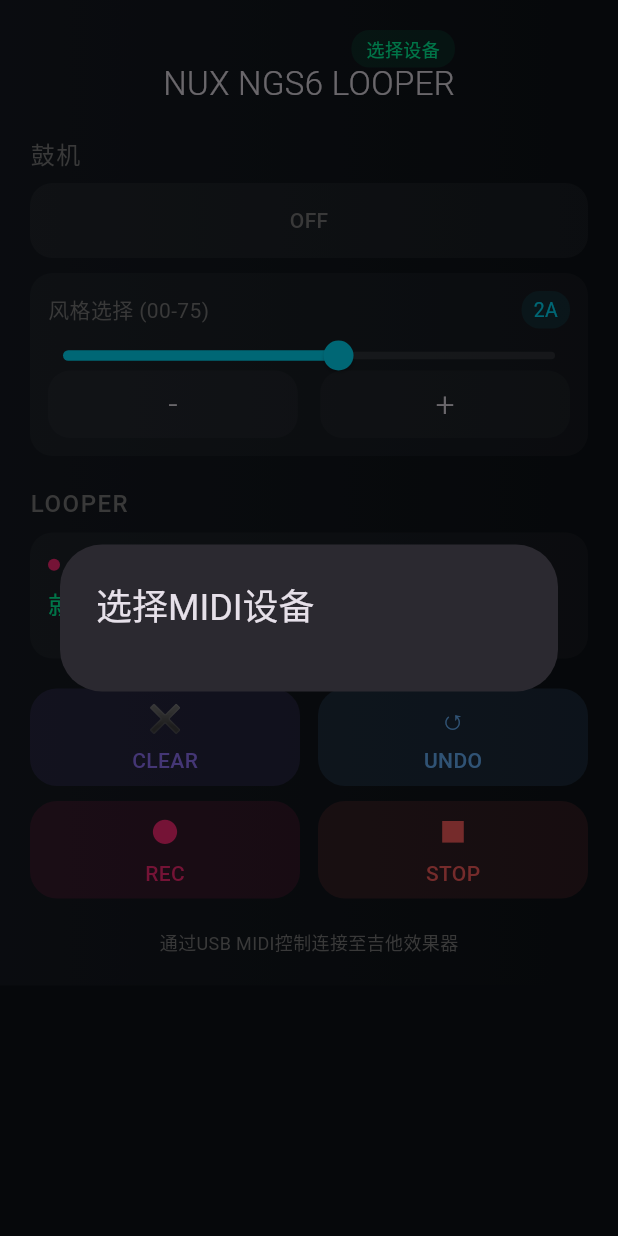
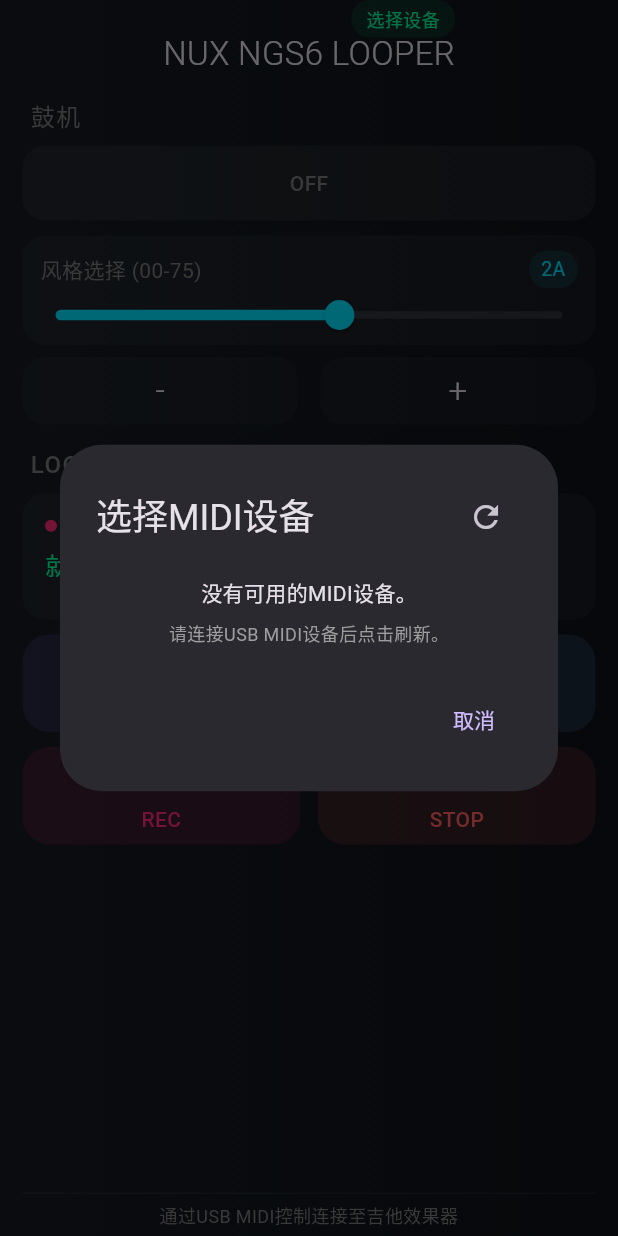
Before and after one commit to stefwoo/nux-ngs6-looper, a Flutter app: the screen it shows after launch, after a tap on "选择设备", on a phone screen of 412 x 824 dp. Run offline on Flutter 3.47's test engine with Material 3 defaults, Android fonts, the phone set to English and light mode, and no system bars.

Commit message:
重构MIDI控制器，增强USB设备管理功能，添加设备权限请求和状态显示，优化UI组件，提升用户体验。修复了usb的问题。

```diff
--- a/lib/constants/app_colors.dart
+++ b/lib/constants/app_colors.dart
@@ -11,4 +11,16 @@
   static const accentRed = Color(0xFFff5e5e);
   static const accentPurple = Color(0xFF9575ff);
   static const accentBlue = Color(0xFF69b5ff);
+  static const drumButtonBg = Color.fromRGBO(255, 255, 255, 0.05);
+  static const drumButtonActiveBg = Color.fromRGBO(0, 255, 157, 0.15);
+  static const sliderBg = Color.fromRGBO(255, 255, 255, 0.1);
+  static const styleButtonBg = Color.fromRGBO(255, 255, 255, 0.03);
+  static const statusContainerBg = Color.fromRGBO(255, 255, 255, 0.04);
+  static const controlButtonBg = Color.fromRGBO(255, 255, 255, 0.05);
+  static const recButtonBg = Color.fromRGBO(255, 41, 117, 0.15);
+  static const stopButtonBg = Color.fromRGBO(255, 94, 94, 0.15);
+  static const clearButtonBg = Color.fromRGBO(149, 117, 255, 0.15);
+  static const undoButtonBg = Color.fromRGBO(105, 181, 255, 0.15);
+  static const timeProgressBg = Color.fromRGBO(255, 255, 255, 0.1);
+  static const footerBorder = Color.fromRGBO(255, 255, 255, 0.05);
 }
--- a/lib/main.dart
+++ b/lib/main.dart
@@ -5,6 +5,8 @@
 import 'widgets/drum_controls.dart';
 import 'widgets/looper_status.dart';
 import 'widgets/looper_controls.dart';
+import 'widgets/main_content.dart';
+import 'widgets/midi_status_widget.dart';
 
 void main() => runApp(const MidiControllerApp());
 
@@ -13,7 +15,9 @@
   @override
   Widget build(BuildContext context) => MaterialApp(
     title: 'NUX NGS6 LOOPER',
-        theme: ThemeData.dark().copyWith(scaffoldBackgroundColor: AppColors.background),
+    theme: ThemeData.dark().copyWith(
+      scaffoldBackgroundColor: AppColors.background,
+    ),
     home: const MidiControllerPage(),
   );
 }
@@ -28,6 +32,7 @@
   final MidiService _midiService = MidiService();
   List<MidiDevice> devices = [];
   int? selectedDeviceId;
+  String? selectedDeviceName; // 新增：用于显示选中的设备名称
   bool drumOn = false;
   int drumStyle = 42;
   String looperStatus = '就绪';
@@ -36,106 +41,104 @@
   @override
   void initState() {
     super.initState();
-    _loadDevices();
-    _midiService.setDeviceListListener((d) => setState(() => devices = d));
+    _loadDevices(); // 首次加载设备
+    _midiService.setDeviceListListener((d) {
+      setState(() {
+        devices = d;
+        debugPrint('Device list updated via listener: ${devices.length}');
+        for (var device in devices) {
+          debugPrint('Updated Device: ${device.deviceName}, ID: ${device.deviceId}, HasPermission: ${device.hasPermission}');
+        }
+        _autoSelectDevice(); // 设备列表更新时也尝试自动选择
+      });
+    });
   }
 
   Future<void> _loadDevices() async {
     try {
-      devices = await _midiService.getUsbDevices();
-      setState(() {});
+      // 首次加载时，先获取设备列表，此时可能尚未获得权限
+      final initialDevices = await _midiService.getUsbDevices();
+      debugPrint('Initial loaded devices: ${initialDevices.length}');
+      for (var d in initialDevices) {
+        debugPrint('Initial Device: ${d.deviceName}, ID: ${d.deviceId}, HasPermission: ${d.hasPermission}');
+      }
+      setState(() {
+        devices = initialDevices;
+        _autoSelectDevice(); // 尝试自动选择设备
+      });
     } catch (e) {
-      debugPrint('Error: $e');
+      debugPrint('Error loading devices: $e');
+    }
+  }
+
+  // 提取自动选择设备的逻辑
+  void _autoSelectDevice() {
+    if (selectedDeviceId == null && devices.isNotEmpty) {
+      final firstPermittedDevice = devices.firstWhere(
+        (device) => device.hasPermission,
+        orElse: () => devices.first,
+      );
+      selectedDeviceId = firstPermittedDevice.deviceId;
+      selectedDeviceName = firstPermittedDevice.deviceName;
+      debugPrint('Auto-selected device: ${selectedDeviceName} (ID: ${selectedDeviceId})');
     }
   }
 
   Future<void> _sendMidi(String msg) async {
-    if (selectedDeviceId == null) return;
+    if (selectedDeviceId == null) {
+      // 如果没有选择设备，显示提示
+      ScaffoldMessenger.of(context).showSnackBar(
+        const SnackBar(content: Text('请先选择MIDI设备')),
+      );
+      return;
+    }
     try {
       await _midiService.sendMidiMessage(selectedDeviceId!, msg);
     } catch (e) {
       debugPrint('Error: $e');
+      ScaffoldMessenger.of(context).showSnackBar(
+        SnackBar(content: Text('发送MIDI消息失败: $e')),
+      );
     }
   }
-
-  void _showDeviceDialog() => showDialog(
-        context: context,
-        builder: (c) => AlertDialog(
-          title: const Text('选择MIDI设备'),
-          content: SizedBox(
-            width: 300,
-            child: ListView.builder(
-              shrinkWrap: true,
-              itemCount: devices.length,
-              itemBuilder: (c, i) => ListTile(
-                title: Text(devices[i].deviceName),
-                subtitle: Text('VID: ${devices[i].vendorId} PID: ${devices[i].productId}'),
-                onTap: () {
-                  setState(() => selectedDeviceId = devices[i].deviceId);
-                  Navigator.pop(context); // 添加这行来关闭对话框
-                },
-              ),
-            ),
-          ),
-        ),
-      );
 
   @override
   Widget build(BuildContext context) => Scaffold(
     body: SafeArea(
       child: Container(
         decoration: BoxDecoration(
-              gradient: LinearGradient(colors: [AppColors.containerBg, AppColors.background]),
+          gradient: LinearGradient(
+            colors: [AppColors.containerBg, AppColors.background],
           ),
-            child: SingleChildScrollView(
-              padding: const EdgeInsets.all(20),
+        ),
         child: Column(
           children: [
-                  Stack(
-                    alignment: Alignment.topCenter, // 调整为顶部居中对齐
-                    children: [
-                      Positioned(
-                        top: 0, // 放置在顶部
-                        right: 0, // 放置在右侧
-                        child: GestureDetector(
-                          onTap: _showDeviceDialog,
-                          child: Container(
-                            padding: const EdgeInsets.symmetric(horizontal: 10, vertical: 4),
-                            decoration: BoxDecoration(
-                              color: AppColors.accentGreen.withOpacity(0.1),
-                              borderRadius: BorderRadius.circular(12),
+            MidiStatusWidget(
+              selectedDeviceName: selectedDeviceName,
+              devices: devices,
+              midiService: _midiService,
+              onDeviceSelected: (device) {
+                setState(() {
+                  selectedDeviceId = device.deviceId;
+                  selectedDeviceName = device.deviceName;
+                });
+              },
+              onRefreshDevices: _loadDevices,
             ),
-                            child: Text(
-                              selectedDeviceId != null ? 'MIDI已连接' : '选择设备',
-                              style: const TextStyle(fontSize: 12, color: AppColors.accentGreen),
-                            ),
-                          ),
-                        ),
-                      ),
-                      const Padding( // 给标题添加顶部填充，避免与MIDI状态重叠
-                        padding: EdgeInsets.only(top: 20.0), // 调整此值以获得最佳视觉效果
-                        child: Text('NUX NGS6 LOOPER',
-                            style: TextStyle(fontSize: 22, fontWeight: FontWeight.w300)),
-                      ),
-                    ],
-                  ),
-                  const SizedBox(height: 20),
-                  DrumControls(
-                    isOn: drumOn,
-                    styleValue: drumStyle,
-                    onToggle: (v) {
+            Expanded(
+              child: MainContent(
+                drumOn: drumOn,
+                drumStyle: drumStyle,
+                looperStatus: looperStatus,
+                looperProgress: looperProgress,
+                onDrumToggle: (v) {
                   setState(() => drumOn = v);
                   _sendMidi(v ? '90 3C 7F' : '80 3C 7F');
                 },
-                    onStyleChange: (v) {
+                onDrumStyleChange: (v) {
                   setState(() => drumStyle = v);
                   _sendMidi('90 3D ${v.toRadixString(16)}');
                 },
-                  ),
-                  const SizedBox(height: 20),
-                  LooperStatus(status: looperStatus, progress: looperProgress),
-                  const SizedBox(height: 20),
-                  LooperControls(
                 onClear: () {
                   setState(() {
                     looperStatus = '已清除循环';
@@ -165,15 +168,10 @@
                   _sendMidi('90 41 7F');
                 },
               ),
-                  const SizedBox(height: 20),
-                  const Text(
-                    '通过USB MIDI控制连接至吉他效果器',
-                    style: TextStyle(fontSize: 12, color: AppColors.secondaryText),
             ),
           ],
         ),
       ),
     ),
-        ),
   );
 }
--- a/lib/widgets/drum_controls.dart
+++ b/lib/widgets/drum_controls.dart
@@ -20,13 +20,16 @@
     return Column(
       crossAxisAlignment: CrossAxisAlignment.start,
       children: [
-        const Text(
+        const Padding(
+          padding: EdgeInsets.only(left: 5),
+          child: Text(
             '鼓机',
             style: TextStyle(
               fontSize: 16,
               fontWeight: FontWeight.w500,
               color: AppColors.secondaryText,
               letterSpacing: 1,
+            ),
           ),
         ),
         const SizedBox(height: 8),
@@ -38,9 +41,7 @@
                 child: Container(
                   height: 50,
                   decoration: BoxDecoration(
-                    color: isOn
-                        ? AppColors.accentGreen.withOpacity(0.15)
-                        : Colors.white.withOpacity(0.05),
+                    color: isOn ? AppColors.drumButtonActiveBg : AppColors.drumButtonBg,
                     borderRadius: BorderRadius.circular(15),
                   ),
                   child: Center(
@@ -61,10 +62,10 @@
         const SizedBox(height: 10),
         Container(
           decoration: BoxDecoration(
-            color: Colors.white.withOpacity(0.04),
+            color: AppColors.statusContainerBg,
             borderRadius: BorderRadius.circular(15),
           ),
-          padding: const EdgeInsets.all(12),
+          padding: const EdgeInsets.symmetric(horizontal: 12, vertical: 10),
           child: Column(
             children: [
               Row(
@@ -99,10 +100,14 @@
                   min: 0,
                   max: 75,
                   activeColor: AppColors.accentCyan,
-                  inactiveColor: Colors.white.withOpacity(0.1),
+                  inactiveColor: AppColors.sliderBg,
                   onChanged: (value) => onStyleChange(value.round()),
                 ),
               ),
+            ],
+          ),
+        ),
+        const SizedBox(height: 8),
         Row(
           children: [
             Expanded(
@@ -111,7 +116,7 @@
                 child: Container(
                   height: 45,
                   decoration: BoxDecoration(
-                          color: Colors.white.withOpacity(0.03),
+                    color: AppColors.styleButtonBg,
                     borderRadius: BorderRadius.circular(15),
                   ),
                   child: const Center(
@@ -130,7 +135,7 @@
                 child: Container(
                   height: 45,
                   decoration: BoxDecoration(
-                          color: Colors.white.withOpacity(0.03),
+                    color: AppColors.styleButtonBg,
                     borderRadius: BorderRadius.circular(15),
                   ),
                   child: const Center(
@@ -145,9 +150,6 @@
           ],
         ),
       ],
-          ),
-        ),
-      ],
     );
   }
 }
--- a/lib/widgets/looper_controls.dart
+++ b/lib/widgets/looper_controls.dart
@@ -25,7 +25,8 @@
               child: _buildControlButton(
                 icon: '✖',
                 text: 'CLEAR',
-                color: AppColors.accentPurple,
+                bgColor: AppColors.clearButtonBg,
+                iconColor: AppColors.accentPurple,
                 onTap: onClear,
               ),
             ),
@@ -34,7 +35,8 @@
               child: _buildControlButton(
                 icon: '↺',
                 text: 'UNDO',
-                color: AppColors.accentBlue,
+                bgColor: AppColors.undoButtonBg,
+                iconColor: AppColors.accentBlue,
                 onTap: onUndo,
               ),
             ),
@@ -47,7 +49,8 @@
               child: _buildControlButton(
                 icon: '●',
                 text: 'REC',
-                color: AppColors.accentPink,
+                bgColor: AppColors.recButtonBg,
+                iconColor: AppColors.accentPink,
                 onTap: onRec,
               ),
             ),
@@ -56,7 +59,8 @@
               child: _buildControlButton(
                 icon: '■',
                 text: 'STOP',
-                color: AppColors.accentRed,
+                bgColor: AppColors.stopButtonBg,
+                iconColor: AppColors.accentRed,
                 onTap: onStop,
               ),
             ),
@@ -69,15 +73,16 @@
   Widget _buildControlButton({
     required String icon,
     required String text,
-    required Color color,
+    required Color bgColor,
+    required Color iconColor,
     required VoidCallback onTap,
   }) {
     return GestureDetector(
       onTap: onTap,
       child: Container(
-        height: 65,
+        constraints: const BoxConstraints(minHeight: 65),
         decoration: BoxDecoration(
-          color: color.withOpacity(0.15),
+          color: bgColor,
           borderRadius: BorderRadius.circular(18),
         ),
         child: Column(
@@ -87,7 +92,7 @@
               icon,
               style: TextStyle(
                 fontSize: 18,
-                color: color,
+                color: iconColor,
               ),
             ),
             const SizedBox(height: 5),
@@ -96,7 +101,7 @@
               style: TextStyle(
                 fontSize: 14,
                 fontWeight: FontWeight.w500,
-                color: color,
+                color: iconColor,
               ),
             ),
           ],
--- a/lib/widgets/looper_status.dart
+++ b/lib/widgets/looper_status.dart
@@ -16,7 +16,9 @@
     return Column(
       crossAxisAlignment: CrossAxisAlignment.start,
       children: [
-        const Text(
+        const Padding(
+          padding: EdgeInsets.only(left: 5),
+          child: Text(
             'LOOPER',
             style: TextStyle(
               fontSize: 16,
@@ -25,15 +27,18 @@
               letterSpacing: 1,
             ),
           ),
+        ),
         const SizedBox(height: 8),
         Container(
           decoration: BoxDecoration(
-            color: Colors.white.withOpacity(0.04),
+            color: AppColors.statusContainerBg,
             borderRadius: BorderRadius.circular(15),
           ),
-          padding: const EdgeInsets.all(12),
+          padding: const EdgeInsets.symmetric(horizontal: 15, vertical: 12),
+          constraints: const BoxConstraints(minHeight: 70),
           child: Column(
             crossAxisAlignment: CrossAxisAlignment.start,
+            mainAxisAlignment: MainAxisAlignment.center,
             children: [
               Row(
                 children: [
@@ -68,7 +73,7 @@
               Container(
                 height: 3,
                 decoration: BoxDecoration(
-                  color: Colors.white.withOpacity(0.1),
+                  color: AppColors.timeProgressBg,
                   borderRadius: BorderRadius.circular(2),
                 ),
                 child: FractionallySizedBox(
--- /dev/null
+++ b/lib/widgets/main_content.dart
@@ -0,0 +1,84 @@
+import 'package:flutter/material.dart';
+import '../constants/app_colors.dart';
+import 'drum_controls.dart';
+import 'looper_status.dart';
+import 'looper_controls.dart';
+
+class MainContent extends StatelessWidget {
+  final bool drumOn;
+  final int drumStyle;
+  final String looperStatus;
+  final double looperProgress;
+  final ValueChanged<bool> onDrumToggle;
+  final ValueChanged<int> onDrumStyleChange;
+  final VoidCallback onClear;
+  final VoidCallback onUndo;
+  final VoidCallback onRec;
+  final VoidCallback onStop;
+
+  const MainContent({
+    super.key,
+    required this.drumOn,
+    required this.drumStyle,
+    required this.looperStatus,
+    required this.looperProgress,
+    required this.onDrumToggle,
+    required this.onDrumStyleChange,
+    required this.onClear,
+    required this.onUndo,
+    required this.onRec,
+    required this.onStop,
+  });
+
+  @override
+  Widget build(BuildContext context) {
+    return LayoutBuilder(
+      builder: (context, constraints) {
+        return SingleChildScrollView(
+          padding: const EdgeInsets.symmetric(horizontal: 15),
+          child: ConstrainedBox(
+            constraints: BoxConstraints(minHeight: constraints.maxHeight),
+            child: IntrinsicHeight(
+              child: Column(
+                children: [
+                  const SizedBox(height: 15), // 顶部留白
+                  DrumControls(
+                    isOn: drumOn,
+                    styleValue: drumStyle,
+                    onToggle: onDrumToggle,
+                    onStyleChange: onDrumStyleChange,
+                  ),
+                  const SizedBox(height: 15),
+                  LooperStatus(status: looperStatus, progress: looperProgress),
+                  const SizedBox(height: 10),
+                  LooperControls(
+                    onClear: onClear,
+                    onUndo: onUndo,
+                    onRec: onRec,
+                    onStop: onStop,
+                  ),
+                  const Spacer(), // 填充剩余空间
+                  Padding(
+                    padding: const EdgeInsets.only(top: 12, bottom: 5),
+                    child: Container(
+                      height: 1,
+                      color: AppColors.footerBorder,
+                    ),
+                  ),
+                  const Padding(
+                    padding: EdgeInsets.only(bottom: 5),
+                    child: Text(
+                      '通过USB MIDI控制连接至吉他效果器',
+                      textAlign: TextAlign.center,
+                      style: TextStyle(fontSize: 12, color: AppColors.secondaryText),
+                    ),
+                  ),
+                ],
+              ),
+            ),
+          ),
+        );
+      },
+    );
+  }
+}
--- /dev/null
+++ b/lib/widgets/midi_status_widget.dart
@@ -0,0 +1,182 @@
+import 'package:flutter/material.dart';
+import '../constants/app_colors.dart';
+import '../models/midi_device.dart';
+import '../services/midi_service.dart';
+
+class MidiStatusWidget extends StatefulWidget {
+  final String? selectedDeviceName;
+  final List<MidiDevice> devices;
+  final MidiService midiService;
+  final ValueChanged<MidiDevice> onDeviceSelected;
+  final VoidCallback? onRefreshDevices;
+
+  const MidiStatusWidget({
+    super.key,
+    required this.selectedDeviceName,
+    required this.devices,
+    required this.midiService,
+    required this.onDeviceSelected,
+    this.onRefreshDevices,
+  });
+
+  @override
+  State<MidiStatusWidget> createState() => _MidiStatusWidgetState();
+}
+
+class _MidiStatusWidgetState extends State<MidiStatusWidget> {
+  Set<int> _requestingPermission = <int>{};
+
+  Future<void> _requestPermission(MidiDevice device) async {
+    if (_requestingPermission.contains(device.deviceId)) return;
+
+    setState(() {
+      _requestingPermission.add(device.deviceId);
+    });
+
+    try {
+      await widget.midiService.requestUsbPermission(device.deviceId);
+      // 权限请求成功后，设备列表会通过监听器自动更新
+      ScaffoldMessenger.of(context).showSnackBar(
+        SnackBar(content: Text('已请求权限: ${device.deviceName}')),
+      );
+    } catch (e) {
+      ScaffoldMessenger.of(context).showSnackBar(
+        SnackBar(content: Text('权限请求失败: $e')),
+      );
+    } finally {
+      setState(() {
+        _requestingPermission.remove(device.deviceId);
+      });
+    }
+  }
+
+  void _showDeviceDialog() => showDialog(
+        context: context,
+        builder: (c) => AlertDialog(
+          title: Row(
+            mainAxisAlignment: MainAxisAlignment.spaceBetween,
+            children: [
+              const Text('选择MIDI设备'),
+              IconButton(
+                icon: const Icon(Icons.refresh),
+                onPressed: widget.onRefreshDevices,
+                tooltip: '刷新设备列表',
+              ),
+            ],
+          ),
+          content: SizedBox(
+            width: 350,
+            child: widget.devices.isEmpty
+                ? Column(
+                    mainAxisSize: MainAxisSize.min,
+                    children: [
+                      const Text('没有可用的MIDI设备。'),
+                      const SizedBox(height: 8),
+                      const Text('请连接USB MIDI设备后点击刷新。',
+                          style: TextStyle(fontSize: 12, color: Colors.grey)),
+                    ],
+                  )
+                : ListView.builder(
+                    shrinkWrap: true,
+                    itemCount: widget.devices.length,
+                    itemBuilder: (c, i) {
+                      final device = widget.devices[i];
+                      final isRequesting = _requestingPermission.contains(device.deviceId);
+
+                      return Card(
+                        margin: const EdgeInsets.symmetric(vertical: 4),
+                        child: ListTile(
+                          title: Text(device.deviceName),
+                          subtitle: Column(
+                            crossAxisAlignment: CrossAxisAlignment.start,
+                            children: [
+                              Text('VID: ${device.vendorId.toRadixString(16).toUpperCase()} PID: ${device.productId.toRadixString(16).toUpperCase()}'),
+                              Row(
+                                children: [
+                                  Icon(
+                                    device.hasPermission ? Icons.check_circle : Icons.warning,
+                                    size: 16,
+                                    color: device.hasPermission ? Colors.green : Colors.orange,
+                                  ),
+                                  const SizedBox(width: 4),
+                                  Text(
+                                    device.hasPermission ? '权限已授予' : '需要权限',
+                                    style: TextStyle(
+                                      color: device.hasPermission ? Colors.green : Colors.orange,
+                                      fontWeight: FontWeight.w500,
+                                    ),
+                                  ),
+                                ],
+                              ),
+                            ],
+                          ),
+                          trailing: device.hasPermission
+                              ? const Icon(Icons.arrow_forward_ios, size: 16)
+                              : isRequesting
+                                  ? const SizedBox(
+                                      width: 20,
+                                      height: 20,
+                                      child: CircularProgressIndicator(strokeWidth: 2),
+                                    )
+                                  : ElevatedButton(
+                                      onPressed: () => _requestPermission(device),
+                                      style: ElevatedButton.styleFrom(
+                                        backgroundColor: AppColors.accentGreen,
+                                        foregroundColor: Colors.white,
+                                        minimumSize: const Size(60, 30),
+                                        padding: const EdgeInsets.symmetric(horizontal: 8),
+                                      ),
+                                      child: const Text('授权', style: TextStyle(fontSize: 12)),
+                                    ),
+                          onTap: device.hasPermission
+                              ? () {
+                                  widget.onDeviceSelected(device);
+                                  Navigator.pop(context);
+                                }
+                              : null,
+                        ),
+                      );
+                    },
+                  ),
+          ),
+          actions: [
+            TextButton(
+              onPressed: () => Navigator.pop(context),
+              child: const Text('取消'),
+            ),
+          ],
+        ),
+      );
+
+  @override
+  Widget build(BuildContext context) {
+    return Stack(
+      alignment: Alignment.topCenter,
+      children: [
+        Positioned(
+          top: 0,
+          right: 0,
+          child: GestureDetector(
+            onTap: _showDeviceDialog,
+            child: Container(
+              padding: const EdgeInsets.symmetric(horizontal: 10, vertical: 4),
+              decoration: BoxDecoration(
+                color: AppColors.accentGreen.withOpacity(0.1),
+                borderRadius: BorderRadius.circular(12),
+              ),
+              child: Text(
+                widget.selectedDeviceName != null ? 'MIDI: ${widget.selectedDeviceName}' : '选择设备',
+                style: const TextStyle(fontSize: 12, color: AppColors.accentGreen),
+              ),
+            ),
+          ),
+        ),
+        const Padding(
+          padding: EdgeInsets.only(top: 20.0),
+          child: Text('NUX NGS6 LOOPER',
+              style: TextStyle(fontSize: 22, fontWeight: FontWeight.w300)),
+        ),
+      ],
+    );
+  }
+}
```
Also changed, not shown: lib/services/midi_service.dart (+20 -2 lines), 2 other files. Lines whose indentation alone changed are shown as unchanged.
